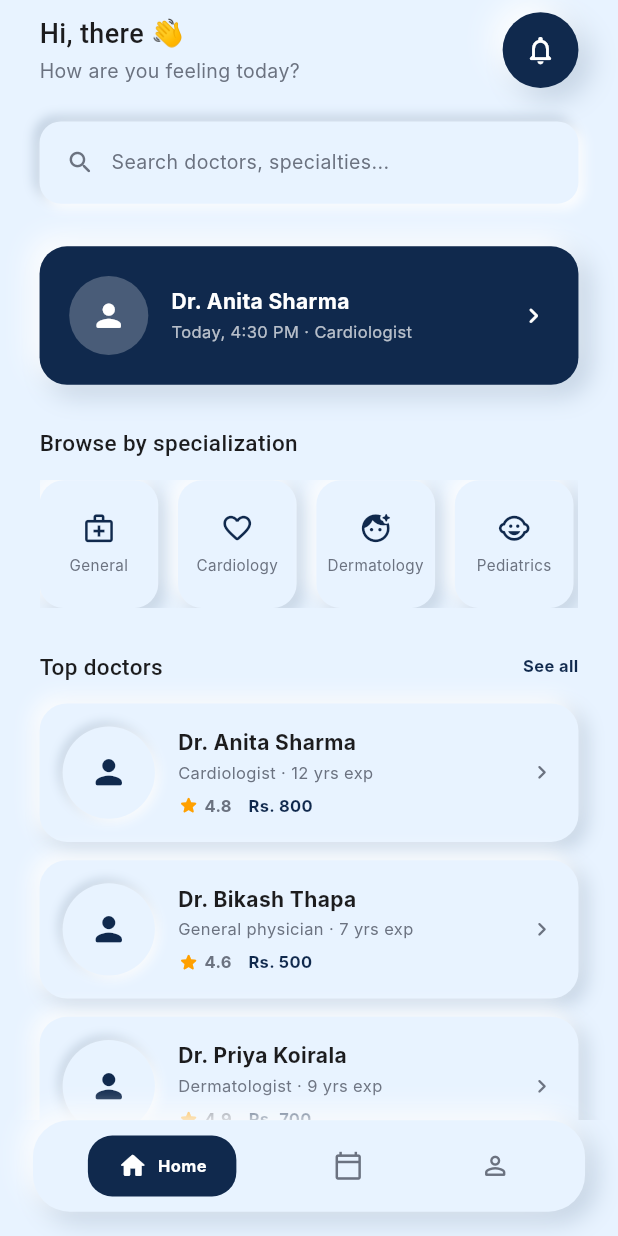
After one commit to swensum/MedConnect, a Flutter app: the PatientHomeShell screen opened by its route, on a phone screen of 412 x 824 dp. The commit adds this screen. Run offline on Flutter 3.47's test engine with Material 3 defaults, Android fonts, the phone set to English and light mode, and no system bars; our stand-ins replace file_picker, flutter_screenutil, go_router; Roboto replaces fonts that are missing (Inter, Manrope).

Commit message:
changing ui deisgn

```diff
--- a/lib/Animations/neumorphic.dart
+++ b/lib/Animations/neumorphic.dart
@@ -483,13 +483,11 @@ class NeuPulseIcon extends StatefulWidget {
     required this.icon,
     this.color,
     this.size = 96,
-    this.flip = false,
   });
 
   final IconData icon;
   final Color? color;
   final double size;
-  final bool flip;
 
   @override
   State<NeuPulseIcon> createState() => _NeuPulseIconState();
@@ -497,60 +495,24 @@ class NeuPulseIcon extends StatefulWidget {
 
 class _NeuPulseIconState extends State<NeuPulseIcon>
     with SingleTickerProviderStateMixin {
-  late final AnimationController _pulseController = AnimationController(
+  late final AnimationController _controller = AnimationController(
     vsync: this,
     duration: const Duration(milliseconds: 1400),
   )..repeat(reverse: true);
 
-  // Separate, longer-cycle controller for the flip so it's not tied to the
-  // pulse's timing — an hourglass shouldn't flip on every pulse beat.
-  late final AnimationController _flipController = AnimationController(
-    vsync: this,
-    duration: const Duration(milliseconds: 2600),
-  );
-
-  late final Animation<double> _flipAnimation = TweenSequence<double>([
-    // Hold upright.
-    TweenSequenceItem(tween: ConstantTween(0.0), weight: 42),
-    // Turn over.
-    TweenSequenceItem(
-      tween: Tween(begin: 0.0, end: 3.14159), // 0 -> 180°
-      weight: 8,
-    ),
-    // Hold upside down.
-    TweenSequenceItem(tween: ConstantTween(3.14159), weight: 42),
-    // Turn back.
-    TweenSequenceItem(
-      tween: Tween(begin: 3.14159, end: 6.28318), // 180 -> 360°
-      weight: 8,
-    ),
-  ]).animate(_flipController);
-
-  @override
-  void initState() {
-    super.initState();
-    if (widget.flip) _flipController.repeat();
-  }
-
   @override
   void dispose() {
-    _pulseController.dispose();
-    _flipController.dispose();
+    _controller.dispose();
     super.dispose();
   }
 
   @override
   Widget build(BuildContext context) {
     return AnimatedBuilder(
-      animation:
-          Listenable.merge([_pulseController, if (widget.flip) _flipController]),
+      animation: _controller,
       builder: (context, child) {
-        final scale = 1.0 + (_pulseController.value * 0.06);
-        final rotation = widget.flip ? _flipAnimation.value : 0.0;
-        return Transform.scale(
-          scale: scale,
-          child: Transform.rotate(angle: rotation, child: child),
-        );
+        final scale = 1.0 + (_controller.value * 0.06);
+        return Transform.scale(scale: scale, child: child);
       },
       child: Container(
         width: widget.size.w,
@@ -570,7 +532,88 @@ class _NeuPulseIconState extends State<NeuPulseIcon>
   }
 }
 
+class NeuBottomNavItem {
+  const NeuBottomNavItem({
+    required this.icon,
+    required this.activeIcon,
+    required this.label,
+  });
 
+  final IconData icon;
+  final IconData activeIcon;
+  final String label;
+}
+
+/// A floating, pill-shaped bottom nav bar consistent with the neumorphic
+/// language elsewhere in the app. The active tab expands into a filled
+/// navy pill with a label; inactive tabs are icon-only.
+class NeuBottomNavBar extends StatelessWidget {
+  const NeuBottomNavBar({
+    super.key,
+    required this.items,
+    required this.currentIndex,
+    required this.onTap,
+  });
+
+  final List<NeuBottomNavItem> items;
+  final int currentIndex;
+  final ValueChanged<int> onTap;
+
+  @override
+  Widget build(BuildContext context) {
+    return Container(
+      margin: EdgeInsets.fromLTRB(20.w, 0, 20.w, 16.h),
+      padding: EdgeInsets.symmetric(horizontal: 10.w, vertical: 10.h),
+      decoration: BoxDecoration(
+        color: kNeuBg,
+        borderRadius: BorderRadius.circular(24.r),
+        boxShadow: neuShadows(distance: 6, blur: 14),
+      ),
+      child: Row(
+        mainAxisAlignment: MainAxisAlignment.spaceAround,
+        children: List.generate(items.length, (i) {
+          final selected = i == currentIndex;
+          final item = items[i];
+          return GestureDetector(
+            onTap: () => onTap(i),
+            child: AnimatedContainer(
+              duration: const Duration(milliseconds: 180),
+              curve: Curves.easeOut,
+              padding: EdgeInsets.symmetric(
+                horizontal: selected ? 18.w : 12.w,
+                vertical: 10.h,
+              ),
+              decoration: BoxDecoration(
+                color: selected ? AppColors.navy : Colors.transparent,
+                borderRadius: BorderRadius.circular(16.r),
+              ),
+              child: Row(
+                mainAxisSize: MainAxisSize.min,
+                children: [
+                  Icon(
+                    selected ? item.activeIcon : item.icon,
+                    size: 20.sp,
+                    color: selected ? AppColors.white : AppColors.textSecondary,
+                  ),
+                  if (selected) ...[
+                    SizedBox(width: 6.w),
+                    Text(
+                      item.label,
+                      style: AppTextStyles.caption.copyWith(
+                        color: AppColors.white,
+                        fontWeight: FontWeight.w700,
+                      ),
+                    ),
+                  ],
+                ],
+              ),
+            ),
+          );
+        }),
+      ),
+    );
+  }
+}
 class _NeuDatePickerSheet extends StatefulWidget {
   const _NeuDatePickerSheet({
     required this.initialDate,
--- a/lib/Routers/app_router.dart
+++ b/lib/Routers/app_router.dart
@@ -3,6 +3,7 @@ import 'package:go_router/go_router.dart';
 import 'package:med_connect/screen/AuthScreen/phone_auth/otp_verify_screen.dart';
 import 'package:med_connect/screen/AuthScreen/phone_auth/phone_auth_screen.dart';
 import 'package:med_connect/screen/AuthScreen/roles/role_selection_screen.dart';
+import 'package:med_connect/screen/Dashboard/patient_home_shell.dart';
 import 'package:med_connect/screen/Profile/Doctor%20profile/doctor_kyc_screen.dart';
 import 'package:med_connect/screen/Profile/Doctor%20profile/doctor_kyc_pending_screen.dart';
 import 'package:med_connect/screen/Profile/Patient%20Profile/patient_profile_screen.dart';
@@ -20,6 +21,7 @@ class AppRoutes {
   static const patientProfileSetup = '/patient-profile-setup';
   static const doctorKyc = '/doctor-kyc';
    static const String kycPendingReview = '/kyc-pending-review';
+   static const String patientHome = '/patient-home';
 }
 
 CustomTransitionPage slidePage(Widget child, GoRouterState state) {
@@ -115,6 +117,18 @@ class AppRouter {
           );
         },
       ),
+      GoRoute(
+        path: AppRoutes.patientHome,
+        pageBuilder: (context, state) {
+          final patientName = state.extra is String
+              ? state.extra as String
+              : 'there';
+          return slidePage(
+            PatientHomeShell(patientName: patientName),
+            state,
+          );
+        },
+      ),
 
     ],
   );
--- /dev/null
+++ b/lib/screen/Dashboard/patient_home_shell.dart
@@ -0,0 +1,432 @@
+import 'package:flutter/material.dart';
+import 'package:flutter_screenutil/flutter_screenutil.dart';
+import 'package:med_connect/Animations/neumorphic.dart';
+import 'package:med_connect/Theme/theme.dart';
+
+/// Bottom-nav shell for the patient side of the app. Swaps between Home,
+/// Appointments, and Profile tabs while keeping the nav bar persistent.
+class PatientHomeShell extends StatefulWidget {
+  const PatientHomeShell({super.key, required this.patientName});
+
+  final String patientName;
+
+  @override
+  State<PatientHomeShell> createState() => _PatientHomeShellState();
+}
+
+class _PatientHomeShellState extends State<PatientHomeShell> {
+  int _tabIndex = 0;
+
+  static const _items = [
+    NeuBottomNavItem(
+      icon: Icons.home_outlined,
+      activeIcon: Icons.home_rounded,
+      label: 'Home',
+    ),
+    NeuBottomNavItem(
+      icon: Icons.calendar_today_outlined,
+      activeIcon: Icons.calendar_month_rounded,
+      label: 'Appointments',
+    ),
+    NeuBottomNavItem(
+      icon: Icons.person_outline_rounded,
+      activeIcon: Icons.person_rounded,
+      label: 'Profile',
+    ),
+  ];
+
+  @override
+  Widget build(BuildContext context) {
+    return Scaffold(
+      backgroundColor: kNeuBg,
+      body: SafeArea(
+        bottom: false,
+        child: IndexedStack(
+          index: _tabIndex,
+          children: [
+            _PatientHomeTab(patientName: widget.patientName),
+            const _PlaceholderTab(label: 'Appointments'),
+            const _PlaceholderTab(label: 'Profile'),
+          ],
+        ),
+      ),
+      bottomNavigationBar: SafeArea(
+        top: false,
+        child: NeuBottomNavBar(
+          items: _items,
+          currentIndex: _tabIndex,
+          onTap: (i) => setState(() => _tabIndex = i),
+        ),
+      ),
+    );
+  }
+}
+
+class _PlaceholderTab extends StatelessWidget {
+  const _PlaceholderTab({required this.label});
+  final String label;
+
+  @override
+  Widget build(BuildContext context) {
+    return Center(
+      child: Text('$label — coming soon', style: AppTextStyles.bodySecondary),
+    );
+  }
+}
+
+/// -------- Mock data (swap for real models/Firestore once wired up) -----
+
+class _SpecializationShortcut {
+  const _SpecializationShortcut(this.label, this.icon);
+  final String label;
+  final IconData icon;
+}
+
+const _shortcuts = [
+  _SpecializationShortcut('General', Icons.medical_services_outlined),
+  _SpecializationShortcut('Cardiology', Icons.favorite_border_rounded),
+  _SpecializationShortcut('Dermatology', Icons.face_retouching_natural_rounded),
+  _SpecializationShortcut('Pediatrics', Icons.child_care_rounded),
+  _SpecializationShortcut('Dental', Icons.mood_outlined),
+  _SpecializationShortcut('Neurology', Icons.psychology_outlined),
+];
+
+class _DoctorPreview {
+  const _DoctorPreview({
+    required this.name,
+    required this.specialization,
+    required this.experienceYears,
+    required this.fee,
+    required this.rating,
+  });
+
+  final String name;
+  final String specialization;
+  final int experienceYears;
+  final int fee;
+  final double rating;
+}
+
+const _topDoctors = [
+  _DoctorPreview(
+    name: 'Dr. Anita Sharma',
+    specialization: 'Cardiologist',
+    experienceYears: 12,
+    fee: 800,
+    rating: 4.8,
+  ),
+  _DoctorPreview(
+    name: 'Dr. Bikash Thapa',
+    specialization: 'General physician',
+    experienceYears: 7,
+    fee: 500,
+    rating: 4.6,
+  ),
+  _DoctorPreview(
+    name: 'Dr. Priya Koirala',
+    specialization: 'Dermatologist',
+    experienceYears: 9,
+    fee: 700,
+    rating: 4.9,
+  ),
+];
+
+/// -------- Home tab -------------------------------------------------------
+
+class _PatientHomeTab extends StatelessWidget {
+  const _PatientHomeTab({required this.patientName});
+
+  final String patientName;
+
+  @override
+  Widget build(BuildContext context) {
+    return SingleChildScrollView(
+      padding: EdgeInsets.fromLTRB(24.w, 8.h, 24.w, 100.h),
+      child: Column(
+        crossAxisAlignment: CrossAxisAlignment.start,
+        children: [
+          _header(),
+          SizedBox(height: 22.h),
+          _searchBar(context),
+          SizedBox(height: 28.h),
+          _upcomingAppointmentCard(),
+          SizedBox(height: 28.h),
+          Text('Browse by specialization', style: AppTextStyles.h3),
+          SizedBox(height: 14.h),
+          _specializationRow(),
+          SizedBox(height: 28.h),
+          Row(
+            mainAxisAlignment: MainAxisAlignment.spaceBetween,
+            children: [
+              Text('Top doctors', style: AppTextStyles.h3),
+              GestureDetector(
+                onTap: () {
+                  // TODO: navigate to full doctor discovery/search screen.
+                },
+                child: Text(
+                  'See all',
+                  style: AppTextStyles.caption.copyWith(
+                    color: AppColors.navy,
+                    fontWeight: FontWeight.w700,
+                  ),
+                ),
+              ),
+            ],
+          ),
+          SizedBox(height: 14.h),
+          ..._topDoctors.map(
+            (d) => Padding(
+              padding: EdgeInsets.only(bottom: 12.h),
+              child: _DoctorCard(doctor: d),
+            ),
+          ),
+        ],
+      ),
+    );
+  }
+
+  Widget _header() {
+    return Row(
+      children: [
+        Expanded(
+          child: Column(
+            crossAxisAlignment: CrossAxisAlignment.start,
+            children: [
+              Text(
+                'Hi, $patientName 👋',
+                style: AppTextStyles.h2,
+              ),
+              SizedBox(height: 2.h),
+              Text(
+                'How are you feeling today?',
+                style: AppTextStyles.bodySecondary,
+              ),
+            ],
+          ),
+        ),
+        NeuCircleButton(
+          size: 46,
+          icon: Icons.notifications_none_rounded,
+          onTap: () {
+            // TODO: navigate to notifications screen.
+          },
+        ),
+      ],
+    );
+  }
+
+  Widget _searchBar(BuildContext context) {
+    return GestureDetector(
+      onTap: () {
+        // TODO: navigate to doctor search/discovery screen.
+      },
+      child: NeuInsetSurface(
+        height: 54.h,
+        child: Row(
+          children: [
+            Icon(Icons.search_rounded, size: 19.sp, color: AppColors.textSecondary),
+            SizedBox(width: 10.w),
+            Expanded(
+              child: Text(
+                'Search doctors, specialties...',
+                style: AppTextStyles.bodySecondary,
+              ),
+            ),
+          ],
+        ),
+      ),
+    );
+  }
+
+  Widget _upcomingAppointmentCard() {
+    // TODO: swap for real data — null/empty state shown when there's no
+    // upcoming appointment.
+    final hasUpcoming = _topDoctors.isNotEmpty;
+
+    if (!hasUpcoming) {
+      return Container(
+        width: double.infinity,
+        padding: EdgeInsets.all(18.w),
+        decoration: BoxDecoration(
+          color: kNeuBg,
+          borderRadius: BorderRadius.circular(18.r),
+          boxShadow: neuShadows(distance: 4, blur: 10, inset: true),
+        ),
+        child: Row(
+          children: [
+            Icon(Icons.event_available_outlined, size: 22.sp, color: AppColors.navy),
+            SizedBox(width: 12.w),
+            Expanded(
+              child: Text(
+                'No upcoming appointments — book one with a doctor near you.',
+                style: AppTextStyles.bodySecondary,
+              ),
+            ),
+          ],
+        ),
+      );
+    }
+
+    final doctor = _topDoctors.first;
+
+    return Container(
+      width: double.infinity,
+      padding: EdgeInsets.all(18.w),
+      decoration: BoxDecoration(
+        color: AppColors.navy,
+        borderRadius: BorderRadius.circular(18.r),
+        boxShadow: neuShadows(distance: 6, blur: 14),
+      ),
+      child: Row(
+        children: [
+          Container(
+            width: 48.w,
+            height: 48.w,
+            decoration: const BoxDecoration(
+              color: Colors.white24,
+              shape: BoxShape.circle,
+            ),
+            child: Icon(Icons.person_rounded, color: AppColors.white, size: 24.sp),
+          ),
+          SizedBox(width: 14.w),
+          Expanded(
+            child: Column(
+              crossAxisAlignment: CrossAxisAlignment.start,
+              children: [
+                Text(
+                  doctor.name,
+                  style: AppTextStyles.body.copyWith(
+                    color: AppColors.white,
+                    fontWeight: FontWeight.w700,
+                  ),
+                ),
+                SizedBox(height: 2.h),
+                Text(
+                  'Today, 4:30 PM · ${doctor.specialization}',
+                  style: AppTextStyles.caption.copyWith(color: Colors.white70),
+                ),
+              ],
+            ),
+          ),
+          Icon(Icons.chevron_right_rounded, color: AppColors.white, size: 20.sp),
+        ],
+      ),
+    );
+  }
+
+  Widget _specializationRow() {
+    return SizedBox(
+      height: 84.h,
+      child: ListView.separated(
+        scrollDirection: Axis.horizontal,
+        itemCount: _shortcuts.length,
+        separatorBuilder: (_, __) => SizedBox(width: 12.w),
+        itemBuilder: (context, i) {
+          final s = _shortcuts[i];
+          return GestureDetector(
+            onTap: () {
+              // TODO: navigate to doctor discovery pre-filtered by s.label.
+            },
+            child: Container(
+              width: 72.w,
+              padding: EdgeInsets.symmetric(vertical: 10.h),
+              decoration: BoxDecoration(
+                color: kNeuBg,
+                borderRadius: BorderRadius.circular(16.r),
+                boxShadow: neuShadows(distance: 4, blur: 9),
+              ),
+              child: Column(
+                mainAxisAlignment: MainAxisAlignment.center,
+                children: [
+                  Icon(s.icon, size: 22.sp, color: AppColors.navy),
+                  SizedBox(height: 6.h),
+                  Text(
+                    s.label,
+                    textAlign: TextAlign.center,
+                    maxLines: 1,
+                    overflow: TextOverflow.ellipsis,
+                    style: AppTextStyles.caption.copyWith(fontSize: 10.sp),
+                  ),
+                ],
+              ),
+            ),
+          );
+        },
+      ),
+    );
+  }
+}
+
+class _DoctorCard extends StatelessWidget {
+  const _DoctorCard({required this.doctor});
+
+  final _DoctorPreview doctor;
+
+  @override
+  Widget build(BuildContext context) {
+    return GestureDetector(
+      onTap: () {
+        // TODO: navigate to doctor detail/profile screen.
+      },
+      child: Container(
+        padding: EdgeInsets.all(14.w),
+        decoration: BoxDecoration(
+          color: kNeuBg,
+          borderRadius: BorderRadius.circular(18.r),
+          boxShadow: neuShadows(distance: 4, blur: 10),
+        ),
+        child: Row(
+          children: [
+            Container(
+              width: 56.w,
+              height: 56.w,
+              decoration: BoxDecoration(
+                color: kNeuBg,
+                shape: BoxShape.circle,
+                boxShadow: neuShadows(distance: 2, blur: 5, inset: true),
+              ),
+              child: Icon(Icons.person_rounded, color: AppColors.navy, size: 26.sp),
+            ),
+            SizedBox(width: 14.w),
+            Expanded(
+              child: Column(
+                crossAxisAlignment: CrossAxisAlignment.start,
+                children: [
+                  Text(
+                    doctor.name,
+                    style: AppTextStyles.body.copyWith(fontWeight: FontWeight.w700),
+                  ),
+                  SizedBox(height: 2.h),
+                  Text(
+                    '${doctor.specialization} · ${doctor.experienceYears} yrs exp',
+                    style: AppTextStyles.caption,
+                  ),
+                  SizedBox(height: 6.h),
+                  Row(
+                    children: [
+                      Icon(Icons.star_rounded, size: 14.sp, color: Colors.amber.shade700),
+                      SizedBox(width: 3.w),
+                      Text(
+                        doctor.rating.toStringAsFixed(1),
+                        style: AppTextStyles.caption.copyWith(fontWeight: FontWeight.w700),
+                      ),
+                      SizedBox(width: 10.w),
+                      Text(
+                        'Rs. ${doctor.fee}',
+                        style: AppTextStyles.caption.copyWith(
+                          color: AppColors.navy,
+                          fontWeight: FontWeight.w700,
+                        ),
+                      ),
+                    ],
+                  ),
+                ],
+              ),
+            ),
+            Icon(Icons.chevron_right_rounded, size: 18.sp, color: AppColors.textSecondary),
+          ],
+        ),
+      ),
+    );
+  }
+}
--- a/lib/screen/Profile/Doctor profile/doctor_kyc_pending_screen.dart
+++ b/lib/screen/Profile/Doctor profile/doctor_kyc_pending_screen.dart
@@ -1,3 +1,5 @@
+import 'dart:async';
+
 import 'package:flutter/material.dart';
 import 'package:flutter_screenutil/flutter_screenutil.dart';
 import 'package:med_connect/Animations/neumorphic.dart';
@@ -34,6 +36,32 @@ class DoctorKycPendingScreen extends StatefulWidget {
 class _DoctorKycPendingScreenState extends State<DoctorKycPendingScreen> {
   bool _isRefreshing = false;
 
+  // Local, mutable copy of the status so the fake-approval timer below can
+  // flip it without needing a parent rebuild.
+  late DoctorKycStatus _status = widget.status;
+  Timer? _fakeApprovalTimer;
+
+  @override
+  void initState() {
+    super.initState();
+
+    // DEV-ONLY: auto-approves after 15s so the "approved" state can be
+    // previewed without wiring up real status polling yet.
+    // TODO: remove this once Firestore status listening is wired up.
+    if (_status == DoctorKycStatus.pending) {
+      _fakeApprovalTimer = Timer(const Duration(seconds: 15), () {
+        if (!mounted) return;
+        setState(() => _status = DoctorKycStatus.approved);
+      });
+    }
+  }
+
+  @override
+  void dispose() {
+    _fakeApprovalTimer?.cancel();
+    super.dispose();
+  }
+
   Future<void> _refreshStatus() async {
     if (_isRefreshing) return;
     setState(() => _isRefreshing = true);
@@ -57,16 +85,20 @@ class _DoctorKycPendingScreenState extends State<DoctorKycPendingScreen> {
             children: [
               Expanded(
                 child: SingleChildScrollView(
+                  child: AnimatedSwitcher(
+                    duration: const Duration(milliseconds: 300),
                     child: Column(
+                      key: ValueKey(_status),
                       children: [
                         SizedBox(height: 32.h),
                         _statusHeader(),
                         SizedBox(height: 36.h),
-                      if (widget.status != DoctorKycStatus.rejected)
-                        _StatusTimeline(status: widget.status),
-                      if (widget.status == DoctorKycStatus.rejected)
+                        if (_status != DoctorKycStatus.rejected)
+                          _StatusTimeline(status: _status),
+                        if (_status == DoctorKycStatus.rejected)
                           _rejectionNote(),
                       ],
+                    ),
                   ),
                 ),
               ),
@@ -82,11 +114,11 @@ class _DoctorKycPendingScreenState extends State<DoctorKycPendingScreen> {
   }
 
   Widget _statusHeader() {
-    switch (widget.status) {
+    switch (_status) {
       case DoctorKycStatus.pending:
         return Column(
           children: [
-            const NeuPulseIcon(icon: Icons.hourglass_top_rounded, flip: true,),
+            const NeuPulseIcon(icon: Icons.hourglass_top_rounded),
             SizedBox(height: 20.h),
             Text('Verification in progress', style: AppTextStyles.h2),
             SizedBox(height: 8.h),
@@ -172,7 +204,7 @@ class _DoctorKycPendingScreenState extends State<DoctorKycPendingScreen> {
   }
 
   Widget _bottomAction() {
-    switch (widget.status) {
+    switch (_status) {
       case DoctorKycStatus.pending:
         return NeuPillButton(
           enabled: !_isRefreshing,
--- a/lib/screen/Profile/Patient Profile/patient_profile_screen.dart
+++ b/lib/screen/Profile/Patient Profile/patient_profile_screen.dart
@@ -1,7 +1,9 @@
 import 'package:flutter/material.dart';
 import 'package:flutter/services.dart';
 import 'package:flutter_screenutil/flutter_screenutil.dart';
+import 'package:go_router/go_router.dart';
 import 'package:med_connect/Animations/neumorphic.dart';
+import 'package:med_connect/Routers/app_router.dart';
 import 'package:med_connect/Theme/theme.dart';
 
 const List<String> _genders = ['Male', 'Female', 'Other'];
@@ -64,8 +66,7 @@ class _PatientProfileSetupScreenState extends State<PatientProfileSetupScreen> {
     );
     if (picked != null) setState(() => _dob = picked);
   }
-
-  Future<void> _save() async {
+Future<void> _save() async {
     if (!_isValid || _isSaving) return;
     setState(() => _isSaving = true);
 
@@ -87,10 +88,12 @@ class _PatientProfileSetupScreenState extends State<PatientProfileSetupScreen> {
     await Future.delayed(const Duration(milliseconds: 1100));
     if (!mounted) return;
 
-    // On success, land the user in the app, e.g.:
-    //   context.go(AppRoutes.home);
+    // Land the user in the app.
+    context.pushReplacement(
+      AppRoutes.patientHome,
+      extra: _nameController.text.trim(),
+    );
   }
-
   String get _dobLabel {
     if (_dob == null) return 'Select your date of birth';
     return '${_dob!.day.toString().padLeft(2, '0')}'
```
Lines whose indentation alone changed are shown as unchanged.
